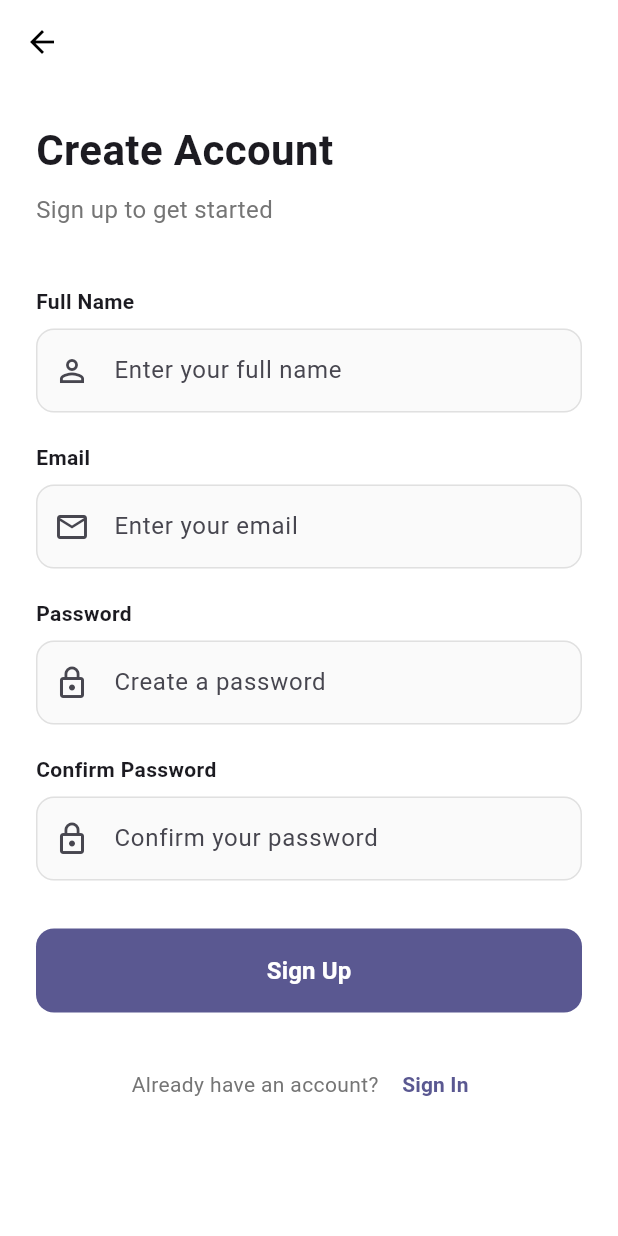
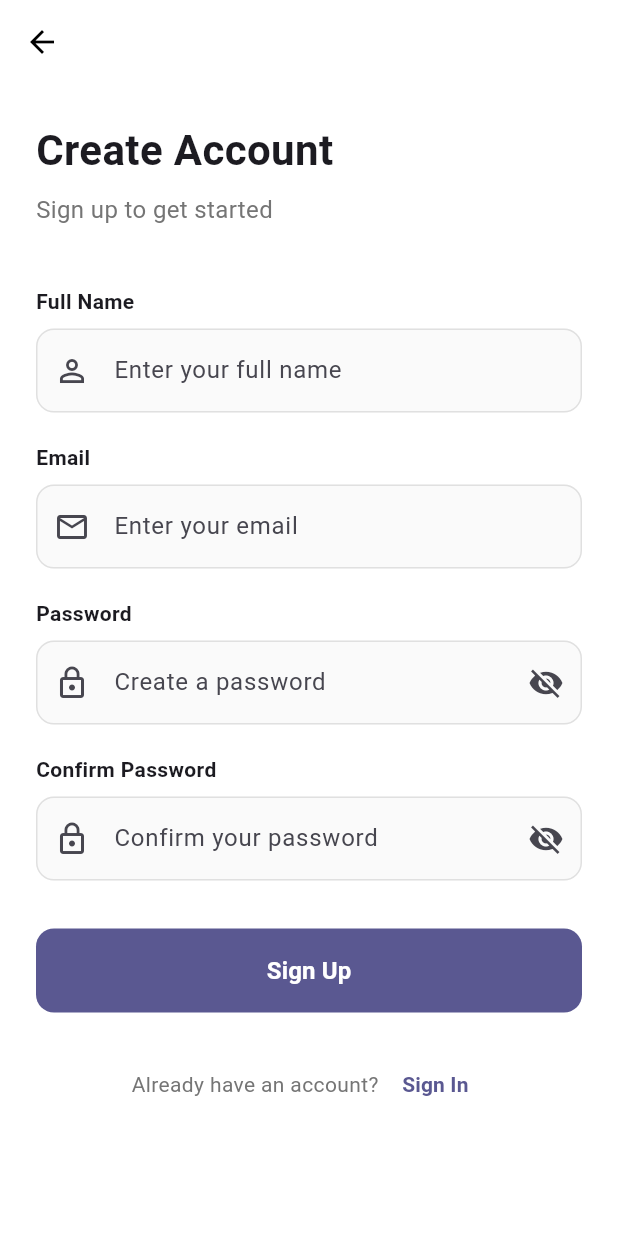
Before and after one commit to TarasPatsakKI/MobileDevelopment_LabsKi-403PatsakTaras, a Flutter app: the RegisterPage screen opened by its route, on a phone screen of 412 x 824 dp. Run offline on Flutter 3.47's test engine with Material 3 defaults, Android fonts, the phone set to English and light mode, and no system bars; our stand-ins replace shared_preferences; accounts and stored records are empty.

Commit message:
Update custom_text_field.dart

```diff
--- a/lib/widgets/custom_text_field.dart
+++ b/lib/widgets/custom_text_field.dart
@@ -1,11 +1,12 @@
 import 'package:flutter/material.dart';
 
-class CustomTextField extends StatelessWidget {
+class CustomTextField extends StatefulWidget {
   final String label;
   final String hint;
   final bool isPassword;
   final IconData? prefixIcon;
   final TextEditingController? controller;
+  final String? Function(String?)? validator;
 
   const CustomTextField({
     super.key,
@@ -14,7 +15,21 @@ class CustomTextField extends StatelessWidget {
     this.isPassword = false,
     this.prefixIcon,
     this.controller,
+    this.validator,
   });
+
+  @override
+  State<CustomTextField> createState() => _CustomTextFieldState();
+}
+
+class _CustomTextFieldState extends State<CustomTextField> {
+  bool _obscureText = true;
+
+  @override
+  void initState() {
+    super.initState();
+    _obscureText = widget.isPassword;
+  }
 
   @override
   Widget build(BuildContext context) {
@@ -22,16 +37,31 @@ class CustomTextField extends StatelessWidget {
       crossAxisAlignment: CrossAxisAlignment.start,
       children: [
         Text(
-          label,
+          widget.label,
           style: const TextStyle(fontSize: 14, fontWeight: FontWeight.w600),
         ),
         const SizedBox(height: 8),
-        TextField(
-          controller: controller,
-          obscureText: isPassword,
+        TextFormField(
+          controller: widget.controller,
+          obscureText: _obscureText,
+          validator: widget.validator,
           decoration: InputDecoration(
-            hintText: hint,
-            prefixIcon: prefixIcon != null ? Icon(prefixIcon) : null,
+            hintText: widget.hint,
+            prefixIcon: widget.prefixIcon != null
+                ? Icon(widget.prefixIcon)
+                : null,
+            suffixIcon: widget.isPassword
+                ? IconButton(
+                    icon: Icon(
+                      _obscureText ? Icons.visibility_off : Icons.visibility,
+                    ),
+                    onPressed: () {
+                      setState(() {
+                        _obscureText = !_obscureText;
+                      });
+                    },
+                  )
+                : null,
             border: OutlineInputBorder(
               borderRadius: BorderRadius.circular(12),
               borderSide: BorderSide(color: Colors.grey.shade300),
@@ -47,6 +77,14 @@ class CustomTextField extends StatelessWidget {
                 width: 2,
               ),
             ),
+            errorBorder: OutlineInputBorder(
+              borderRadius: BorderRadius.circular(12),
+              borderSide: const BorderSide(color: Colors.red),
+            ),
+            focusedErrorBorder: OutlineInputBorder(
+              borderRadius: BorderRadius.circular(12),
+              borderSide: const BorderSide(color: Colors.red, width: 2),
+            ),
             filled: true,
             fillColor: Colors.grey.shade50,
           ),
```
